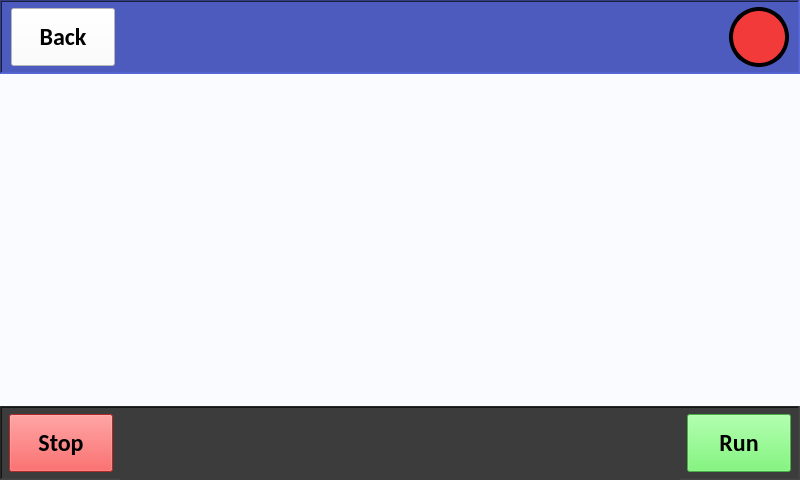
This is src/user_interface/graphic_user_interface/experiment_run.ui in CFigueroa90894/plasmetry as Qt 5 draws it before an edit. The edited form follows.
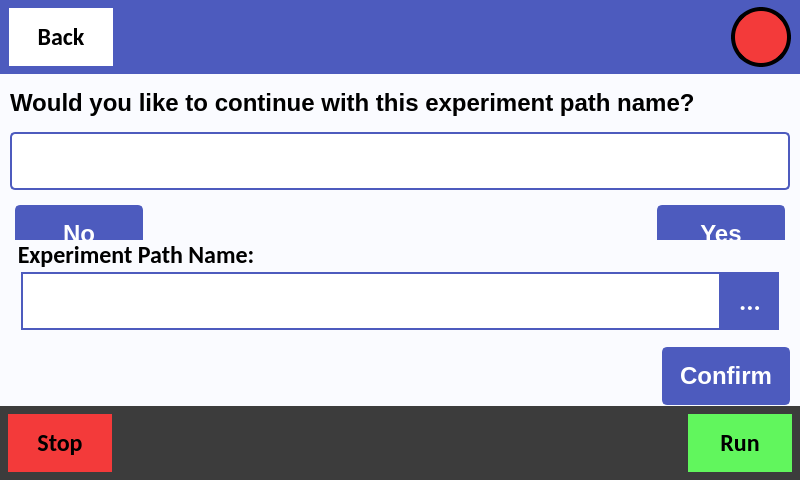
This is the edited form.

```diff
--- a/src/user_interface/graphic_user_interface/experiment_run.ui
+++ b/src/user_interface/graphic_user_interface/experiment_run.ui
@@ -32,7 +32,13 @@
 }
 
 QFrame {
-	background-color: transparent;
+	background-color: #fafbff;
+	border: none;
+}
+
+QPushButton {
+	color: black;
+	border: none;
 }</string>
    </property>
    <layout class="QVBoxLayout" name="verticalLayout">
@@ -207,11 +213,32 @@
      </widget>
     </item>
     <item>
-     <widget class="QFrame" name="main_view">
+     <widget class="QStackedWidget" name="main_view">
       <property name="styleSheet">
        <string notr="true">QDoubleSpinBox {
 	border: 2px solid #4d5bbe;
-}</string>
+	color: black;
+}
+
+QToolButton {
+	background-color: #4d5bbe;
+	color: white;
+	border: 2px solid #4d5bbe;
+}
+
+QGroupBox {
+	border: 1px solid #fafbff;
+	background-color: #fafbff;
+    color: black; 
+    margin-top: 30px;  /* Add margin to preserve space for the title */
+}
+    
+QGroupBox:title {
+    subcontrol-origin: margin;
+    subcontrol-position: top left; /* Position the title */
+	padding: 0 5px;  /* Adjust title padding */
+}
+</string>
       </property>
       <property name="frameShape">
        <enum>QFrame::StyledPanel</enum>
@@ -219,6 +246,406 @@
       <property name="frameShadow">
        <enum>QFrame::Raised</enum>
       </property>
+      <property name="currentIndex">
+       <number>0</number>
+      </property>
+      <widget class="QWidget" name="experiment_name">
+       <layout class="QVBoxLayout" name="verticalLayout_4">
+        <property name="spacing">
+         <number>0</number>
+        </property>
+        <property name="leftMargin">
+         <number>10</number>
+        </property>
+        <property name="topMargin">
+         <number>0</number>
+        </property>
+        <property name="rightMargin">
+         <number>10</number>
+        </property>
+        <property name="bottomMargin">
+         <number>0</number>
+        </property>
+        <item>
+         <widget class="QFrame" name="exp_path_name_query_frame">
+          <property name="minimumSize">
+           <size>
+            <width>0</width>
+            <height>190</height>
+           </size>
+          </property>
+          <property name="maximumSize">
+           <size>
+            <width>16777215</width>
+            <height>190</height>
+           </size>
+          </property>
+          <property name="frameShape">
+           <enum>QFrame::StyledPanel</enum>
+          </property>
+          <property name="frameShadow">
+           <enum>QFrame::Raised</enum>
+          </property>
+          <layout class="QVBoxLayout" name="verticalLayout_3">
+           <property name="spacing">
+            <number>0</number>
+           </property>
+           <property name="leftMargin">
+            <number>0</number>
+           </property>
+           <property name="topMargin">
+            <number>0</number>
+           </property>
+           <property name="rightMargin">
+            <number>0</number>
+           </property>
+           <property name="bottomMargin">
+            <number>0</number>
+           </property>
+           <item>
+            <widget class="QLabel" name="label">
+             <property name="minimumSize">
+              <size>
+               <width>0</width>
+               <height>58</height>
+              </size>
+             </property>
+             <property name="maximumSize">
+              <size>
+               <width>16777215</width>
+               <height>58</height>
+              </size>
+             </property>
+             <property name="font">
+              <font>
+               <pointsize>18</pointsize>
+               <weight>75</weight>
+               <bold>true</bold>
+              </font>
+             </property>
+             <property name="text">
+              <string>Would you like to continue with this experiment path name?</string>
+             </property>
+            </widget>
+           </item>
+           <item>
+            <widget class="QLabel" name="default_exp_path_name_label">
+             <property name="minimumSize">
+              <size>
+               <width>358</width>
+               <height>58</height>
+              </size>
+             </property>
+             <property name="maximumSize">
+              <size>
+               <width>1000</width>
+               <height>58</height>
+              </size>
+             </property>
+             <property name="styleSheet">
+              <string notr="true">background-color: #FFFFFF;
+border: 2px solid #4d5bbe;
+border-radius: 5px;</string>
+             </property>
+             <property name="frameShape">
+              <enum>QFrame::WinPanel</enum>
+             </property>
+             <property name="frameShadow">
+              <enum>QFrame::Sunken</enum>
+             </property>
+             <property name="lineWidth">
+              <number>1</number>
+             </property>
+             <property name="text">
+              <string/>
+             </property>
+            </widget>
+           </item>
+           <item alignment="Qt::AlignBottom">
+            <widget class="QFrame" name="frame">
+             <property name="minimumSize">
+              <size>
+               <width>0</width>
+               <height>60</height>
+              </size>
+             </property>
+             <property name="maximumSize">
+              <size>
+               <width>16777215</width>
+               <height>60</height>
+              </size>
+             </property>
+             <property name="frameShape">
+              <enum>QFrame::StyledPanel</enum>
+             </property>
+             <property name="frameShadow">
+              <enum>QFrame::Raised</enum>
+             </property>
+             <layout class="QHBoxLayout" name="horizontalLayout">
+              <property name="spacing">
+               <number>0</number>
+              </property>
+              <property name="leftMargin">
+               <number>5</number>
+              </property>
+              <property name="topMargin">
+               <number>0</number>
+              </property>
+              <property name="rightMargin">
+               <number>5</number>
+              </property>
+              <property name="bottomMargin">
+               <number>0</number>
+              </property>
+              <item alignment="Qt::AlignLeft">
+               <widget class="QToolButton" name="query_no_btn">
+                <property name="minimumSize">
+                 <size>
+                  <width>128</width>
+                  <height>58</height>
+                 </size>
+                </property>
+                <property name="maximumSize">
+                 <size>
+                  <width>128</width>
+                  <height>58</height>
+                 </size>
+                </property>
+                <property name="font">
+                 <font>
+                  <pointsize>18</pointsize>
+                  <weight>75</weight>
+                  <italic>false</italic>
+                  <bold>true</bold>
+                 </font>
+                </property>
+                <property name="styleSheet">
+                 <string notr="true">border-radius: 5px;</string>
+                </property>
+                <property name="text">
+                 <string>No</string>
+                </property>
+               </widget>
+              </item>
+              <item alignment="Qt::AlignRight">
+               <widget class="QToolButton" name="query_yes_btn">
+                <property name="minimumSize">
+                 <size>
+                  <width>128</width>
+                  <height>58</height>
+                 </size>
+                </property>
+                <property name="maximumSize">
+                 <size>
+                  <width>128</width>
+                  <height>58</height>
+                 </size>
+                </property>
+                <property name="font">
+                 <font>
+                  <pointsize>18</pointsize>
+                  <weight>75</weight>
+                  <italic>false</italic>
+                  <bold>true</bold>
+                 </font>
+                </property>
+                <property name="styleSheet">
+                 <string notr="true">border-radius: 5px;</string>
+                </property>
+                <property name="text">
+                 <string>Yes</string>
+                </property>
+               </widget>
+              </item>
+             </layout>
+            </widget>
+           </item>
+          </layout>
+         </widget>
+        </item>
+        <item>
+         <widget class="QFrame" name="exp_path_name_frame">
+          <property name="minimumSize">
+           <size>
+            <width>0</width>
+            <height>170</height>
+           </size>
+          </property>
+          <property name="maximumSize">
+           <size>
+            <width>16777215</width>
+            <height>190</height>
+           </size>
+          </property>
+          <property name="frameShape">
+           <enum>QFrame::StyledPanel</enum>
+          </property>
+          <property name="frameShadow">
+           <enum>QFrame::Raised</enum>
+          </property>
+          <layout class="QVBoxLayout" name="verticalLayout_2">
+           <property name="spacing">
+            <number>0</number>
+           </property>
+           <property name="leftMargin">
+            <number>0</number>
+           </property>
+           <property name="topMargin">
+            <number>0</number>
+           </property>
+           <property name="rightMargin">
+            <number>0</number>
+           </property>
+           <property name="bottomMargin">
+            <number>5</number>
+           </property>
+           <item>
+            <widget class="QGroupBox" name="exp_path_name_gb">
+             <property name="minimumSize">
+              <size>
+               <width>0</width>
+               <height>92</height>
+              </size>
+             </property>
+             <property name="maximumSize">
+              <size>
+               <width>16777215</width>
+               <height>92</height>
+              </size>
+             </property>
+             <property name="font">
+              <font>
+               <family>Calibri</family>
+               <pointsize>18</pointsize>
+               <weight>75</weight>
+               <bold>true</bold>
+              </font>
+             </property>
+             <property name="styleSheet">
+              <string notr="true"/>
+             </property>
+             <property name="title">
+              <string>Experiment Path Name:</string>
+             </property>
+             <property name="alignment">
+              <set>Qt::AlignLeading|Qt::AlignLeft|Qt::AlignVCenter</set>
+             </property>
+             <layout class="QHBoxLayout" name="horizontalLayout_10">
+              <property name="spacing">
+               <number>0</number>
+              </property>
+              <property name="leftMargin">
+               <number>10</number>
+              </property>
+              <property name="topMargin">
+               <number>0</number>
+              </property>
+              <property name="rightMargin">
+               <number>10</number>
+              </property>
+              <property name="bottomMargin">
+               <number>0</number>
+              </property>
+              <item>
+               <widget class="QLineEdit" name="exp_path_name_input">
+                <property name="minimumSize">
+                 <size>
+                  <width>350</width>
+                  <height>58</height>
+                 </size>
+                </property>
+                <property name="maximumSize">
+                 <size>
+                  <width>1000</width>
+                  <height>58</height>
+                 </size>
+                </property>
+                <property name="font">
+                 <font>
+                  <family>Calibri</family>
+                  <pointsize>20</pointsize>
+                  <weight>75</weight>
+                  <bold>true</bold>
+                 </font>
+                </property>
+                <property name="styleSheet">
+                 <string notr="true">border: 2px solid #4d5bbe;
+background-color: #FFFFFF;
+</string>
+                </property>
+                <property name="readOnly">
+                 <bool>true</bool>
+                </property>
+               </widget>
+              </item>
+              <item>
+               <widget class="QToolButton" name="exp_path_name_btn">
+                <property name="minimumSize">
+                 <size>
+                  <width>58</width>
+                  <height>58</height>
+                 </size>
+                </property>
+                <property name="maximumSize">
+                 <size>
+                  <width>16777215</width>
+                  <height>58</height>
+                 </size>
+                </property>
+                <property name="font">
+                 <font>
+                  <pointsize>20</pointsize>
+                  <weight>75</weight>
+                  <bold>true</bold>
+                 </font>
+                </property>
+                <property name="focusPolicy">
+                 <enum>Qt::NoFocus</enum>
+                </property>
+                <property name="text">
+                 <string>...</string>
+                </property>
+               </widget>
+              </item>
+             </layout>
+            </widget>
+           </item>
+           <item alignment="Qt::AlignRight|Qt::AlignBottom">
+            <widget class="QToolButton" name="confirm_to_run_btn">
+             <property name="minimumSize">
+              <size>
+               <width>128</width>
+               <height>58</height>
+              </size>
+             </property>
+             <property name="maximumSize">
+              <size>
+               <width>128</width>
+               <height>58</height>
+              </size>
+             </property>
+             <property name="font">
+              <font>
+               <pointsize>18</pointsize>
+               <weight>75</weight>
+               <italic>false</italic>
+               <bold>true</bold>
+              </font>
+             </property>
+             <property name="styleSheet">
+              <string notr="true">border-radius: 5px;</string>
+             </property>
+             <property name="text">
+              <string>Confirm</string>
+             </property>
+            </widget>
+           </item>
+          </layout>
+         </widget>
+        </item>
+       </layout>
+      </widget>
+      <widget class="QWidget" name="run_page" native="true">
       <layout class="QHBoxLayout" name="horizontalLayout_9">
        <property name="spacing">
         <number>0</number>
@@ -303,6 +730,7 @@
         </widget>
        </item>
       </layout>
+      </widget>
      </widget>
     </item>
     <item>
```
Lines whose indentation alone changed are shown as unchanged.
